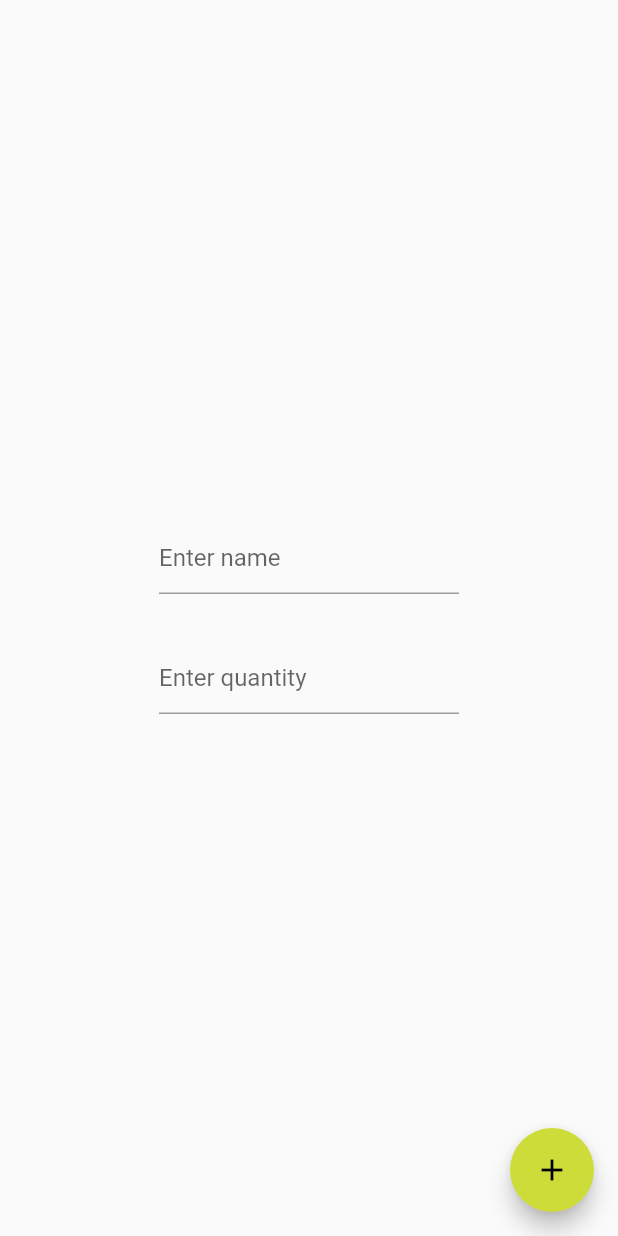
After one commit to lukas-becker/food_app, a Flutter app: the GroceryList screen opened directly, after a tap on the "add" icon, on a phone screen of 412 x 824 dp. The commit adds this screen. Run offline on Flutter 3.47's test engine with Material 2 defaults, Android fonts, the phone set to English and light mode, and no system bars; our stand-ins replace flutter_slidable; network calls fail.

Commit message:
added basic funtionallitiy of the grocery list

```diff
--- /dev/null
+++ b/lib/classes/GroceryItem.dart
@@ -0,0 +1,6 @@
+class GroceryItem{
+  final int quantity;
+  final String name;
+
+  GroceryItem(this.name, this.quantity);
+}
--- a/lib/main.dart
+++ b/lib/main.dart
@@ -1,4 +1,5 @@
 import 'package:flutter/material.dart';
+import 'package:food_app/tabs/GroceryList.dart';
 
 import 'tabs/pantryWidget.dart';
 import 'tabs/recipeListWidget.dart';
@@ -35,7 +36,7 @@ class TabNavigation extends StatelessWidget {
             children: [
               PantryWidget(),
               RecipeListWidget(),
-              Icon(Icons.directions_bike),
+              GroceryListWidget(),
             ],
           ),
         ),
--- /dev/null
+++ b/lib/tabs/EditGrocery.dart
@@ -0,0 +1,76 @@
+import 'package:flutter/material.dart';
+import 'package:food_app/classes/GroceryItem.dart';
+
+class EditGroceryWidget extends StatelessWidget {
+  final GroceryItem item;
+
+  EditGroceryWidget(this.item);
+
+  @override
+  Widget build(BuildContext context) {
+    return MaterialApp(debugShowCheckedModeBanner: false, home: EditGrocery(this.item));
+  }
+}
+
+class EditGrocery extends StatefulWidget {
+  final GroceryItem item;
+
+  const EditGrocery(this.item);
+
+  @override
+  createState() => new _EditState(this.item);
+}
+
+class _EditState extends State<EditGrocery> {
+  final GroceryItem item;
+
+  _EditState(this.item);
+
+  @override
+  void initState() {
+    super.initState();
+  }
+
+  var nameController = new TextEditingController();
+  var quantityController = new TextEditingController();
+
+  @override
+  Widget build(BuildContext context) {
+    if (item != null) {
+      nameController.text = item.name;
+      quantityController.text = "${item.quantity}";
+    }
+    return Scaffold(
+      body: Center(
+        child: Column(
+          crossAxisAlignment: CrossAxisAlignment.center,
+          mainAxisAlignment: MainAxisAlignment.center,
+          children: [
+            Container(
+              width: 200,
+              margin: EdgeInsets.all(16),
+              child: TextField(
+                controller: nameController,
+                decoration: InputDecoration(hintText: "Enter name"),
+              ),
+            ),
+            Container(
+              width: 200,
+              margin: EdgeInsets.all(16),
+              child: TextField(
+                controller: quantityController,
+                decoration: InputDecoration(hintText: "Enter quantity"),
+              ),
+            ),
+          ],
+        ),
+      ),
+      floatingActionButton: FloatingActionButton(
+        onPressed: () {
+          Navigator.pop(context, new GroceryItem(nameController.text, int.parse(quantityController.text)));
+        },
+        child: Icon(Icons.add),
+      ),
+    );
+  }
+}
--- /dev/null
+++ b/lib/tabs/GroceryList.dart
@@ -0,0 +1,92 @@
+import 'package:flutter/material.dart';
+import 'package:flutter_slidable/flutter_slidable.dart';
+import 'package:food_app/classes/GroceryItem.dart';
+import 'package:food_app/tabs/EditGrocery.dart';
+
+class GroceryListWidget extends StatelessWidget {
+  @override
+  Widget build(BuildContext context) {
+    return MaterialApp(debugShowCheckedModeBanner: false, home: GroceryList());
+  }
+}
+
+class GroceryList extends StatefulWidget {
+  @override
+  createState() => new _GroceryState();
+}
+
+class _GroceryState extends State<GroceryList> {
+  List<GroceryItem> items = [];
+
+  @override
+  void initState() {
+    super.initState();
+  }
+
+  void addNewGroceryItem(GroceryItem item) {
+    setState(() {
+      items.add(item);
+    });
+    print("Added new Grocery Item");
+  }
+
+  void removeGroceryItem(int index) {
+    setState(() {
+      items.removeAt(index);
+    });
+    print("Removed Grocery Item");
+  }
+
+  void _awaitResultFromEditScreen(BuildContext context, int index) async {
+    GroceryItem result;
+    if (index > items.length - 1) {
+      result = await Navigator.push(context, MaterialPageRoute(builder: (context) => EditGrocery(null)));
+      setState(() {
+        items.insert(index, result);
+      });
+    } else {
+      result = await Navigator.push(context, MaterialPageRoute(builder: (context) => EditGrocery(items[index])));
+
+      setState(() {
+        items[index] = result;
+      });
+    }
+  }
+
+  @override
+  Widget build(BuildContext context) {
+    return Scaffold(
+      body: ListView.builder(
+        itemCount: items.length,
+        itemBuilder: (context, index) {
+          final item = items[index];
+          return Slidable(
+            actionPane: SlidableDrawerActionPane(),
+            actionExtentRatio: 0.25,
+            child: ListTile(title: Text(item.name)),
+            actions: <Widget>[
+              IconSlideAction(
+                  caption: "Edit",
+                  color: Colors.blue,
+                  icon: Icons.edit,
+                  onTap: () => {_awaitResultFromEditScreen(context, index)}
+                  ),
+            ],
+            secondaryActions: <Widget>[
+              IconSlideAction(
+                caption: "Delete",
+                color: Colors.red,
+                icon: Icons.delete,
+                onTap: () => removeGroceryItem(index),
+              ),
+            ],
+          );
+        },
+      ),
+      floatingActionButton: FloatingActionButton(
+        onPressed: () => {_awaitResultFromEditScreen(context, items.length)},
+        child: Icon(Icons.add),
+      ),
+    );
+  }
+}
--- a/pubspec.yaml
+++ b/pubspec.yaml
@@ -25,6 +25,7 @@ dependencies:
     sdk: flutter
   http: ^0.12.2
   url_launcher: '5.7.8'
+  flutter_slidable: ^0.5.7
 
 
   # The following adds the Cupertino Icons font to your application.
```
Also changed, not shown: pubspec.lock, 1 other file.
